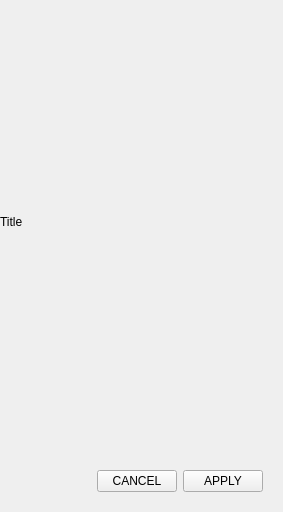
First picture: the form in wavemeter_dashboard/view/ui/ui_dialog.ui, repository JQIamo/Wavemeter-Dashboard, before the edit.
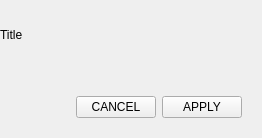
Second picture: the form after the edit. Custom widgets are drawn as their Qt base class.

Commit message: fix(ui): ui size problem

What changed in the file:
```diff
--- a/wavemeter_dashboard/view/ui/ui_dialog.ui
+++ b/wavemeter_dashboard/view/ui/ui_dialog.ui
@@ -6,8 +6,8 @@
    <rect>
     <x>0</x>
     <y>0</y>
-    <width>283</width>
-    <height>512</height>
+    <width>262</width>
+    <height>138</height>
    </rect>
   </property>
   <property name="sizePolicy">
```
The commit also changes 2 other files.
